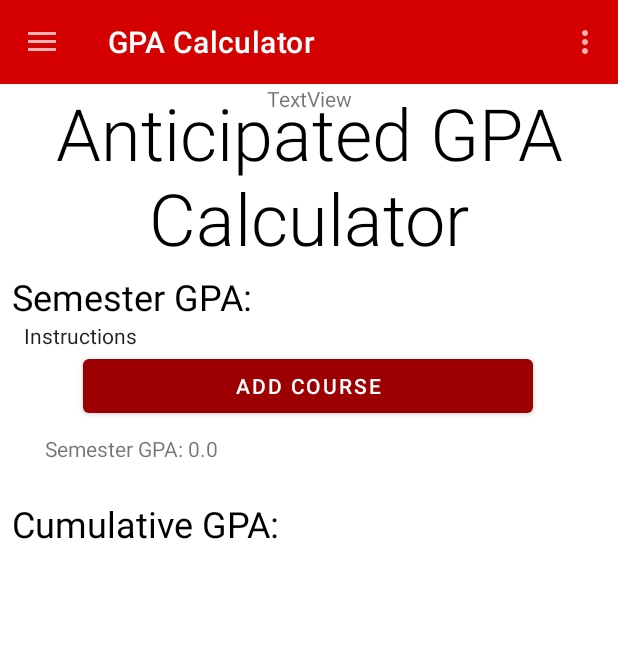
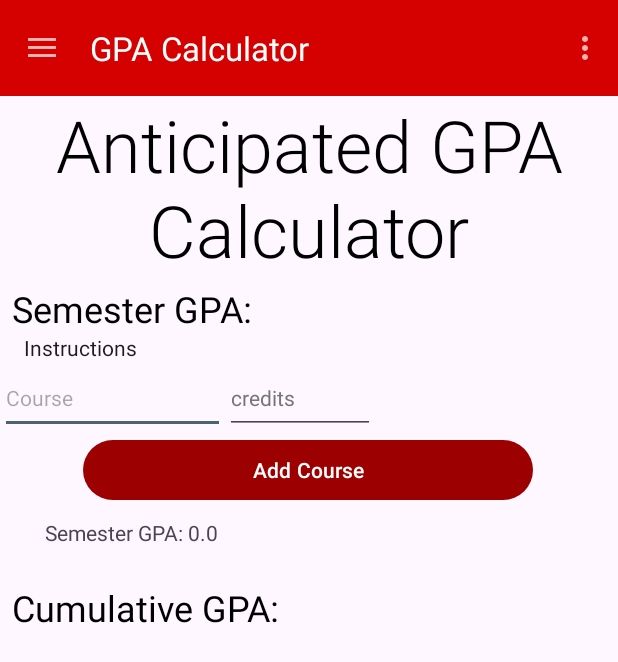
Before and after one commit to arvindavema/AdvisingAndroidApp, an Android app: the screen it shows after launch (MainActivity), in the side drawer, after a tap on "GPA Calculator", on a phone screen of 412 x 824 dp. Shown: the top 662 px of the screen. Run offline under Robolectric (Android 15) with nearby library versions, the phone set to English and light mode, and no system bars; our stand-ins replace navigation-ui.

Commit message:
added the different ui elements to gpa page for semester. Added some code into gpa fragment and view model

```diff
--- a/app/build.gradle
+++ b/app/build.gradle
@@ -35,7 +35,7 @@ android {
 }
 
 dependencies {
-
+    implementation 'com.google.android.material:material:1.5.0'
     implementation 'androidx.core:core-ktx:1.7.0'
     implementation 'androidx.appcompat:appcompat:1.4.1'
     implementation 'androidx.constraintlayout:constraintlayout:2.1.3'
@@ -46,7 +46,6 @@ dependencies {
     implementation 'androidx.legacy:legacy-support-v4:1.0.0'
 
     implementation "androidx.viewpager2:viewpager2:1.0.0"
-    implementation 'com.google.android.material:material:1.5.0'
 
     implementation "androidx.cardview:cardview:1.0.0"
 
--- a/app/src/main/java/com/example/advisingv2/GpaCalculatorFragment.kt
+++ b/app/src/main/java/com/example/advisingv2/GpaCalculatorFragment.kt
@@ -5,55 +5,53 @@ import androidx.fragment.app.Fragment
 import android.view.LayoutInflater
 import android.view.View
 import android.view.ViewGroup
+import android.widget.Toast
+import androidx.lifecycle.ViewModelProvider
+import com.example.advisingv2.databinding.FragmentGpaCalculatorBinding
 
-// TODO: Rename parameter arguments, choose names that match
-// the fragment initialization parameters, e.g. ARG_ITEM_NUMBER
-private const val ARG_PARAM1 = "param1"
-private const val ARG_PARAM2 = "param2"
+class GpaCalculatorFragment : Fragment() {
+	companion object {
+		fun newInstance() = GpaCalculatorFragment()
+	}
 
-/**
- * A simple [Fragment] subclass.
- * Use the [GpaCalculatorFragment.newInstance] factory method to
- * create an instance of this fragment.
- */
-class GpaCalculatorFragment : Fragment() {
-	// TODO: Rename and change types of parameters
-	private var param1: String? = null
-	private var param2: String? = null
+	private var _binding: FragmentGpaCalculatorBinding? = null
 
-	override fun onCreate(savedInstanceState: Bundle?) {
-		super.onCreate(savedInstanceState)
-		arguments?.let {
-			param1 = it.getString(ARG_PARAM1)
-			param2 = it.getString(ARG_PARAM2)
-		}
-	}
+	private lateinit var viewModel: GpaCalculatorViewModel
+
+	private var courseName: String?=null
+	private var letterGrade: String?=null
+
+
+	private val binding get() = _binding!!
 
 	override fun onCreateView(
 		inflater: LayoutInflater, container: ViewGroup?,
 		savedInstanceState: Bundle?
 	): View? {
+
+		_binding = FragmentGpaCalculatorBinding.inflate(inflater, container, false)
+		val view = _binding?.root
+
+		binding.buttonAddCourse.setOnClickListener {
+			Toast.makeText(context, "Add Course Button Clicked", Toast.LENGTH_SHORT).show()
+		}
 		// Inflate the layout for this fragment
-		return inflater.inflate(R.layout.fragment_gpa_calculator, container, false)
+		return view
 	}
 
-	companion object {
-		/**
-		 * Use this factory method to create a new instance of
-		 * this fragment using the provided parameters.
-		 *
-		 * @param param1 Parameter 1.
-		 * @param param2 Parameter 2.
-		 * @return A new instance of fragment GpaCalculatorFragment.
-		 */
-		// TODO: Rename and change types and number of parameters
-		@JvmStatic
-		fun newInstance(param1: String, param2: String) =
-			GpaCalculatorFragment().apply {
-				arguments = Bundle().apply {
-					putString(ARG_PARAM1, param1)
-					putString(ARG_PARAM2, param2)
-				}
-			}
+	override fun onActivityCreated(savedInstanceState: Bundle?) {
+		super.onActivityCreated(savedInstanceState)
+		viewModel = ViewModelProvider(this)[GpaCalculatorViewModel::class.java]
+		// TODO: Use the ViewModel
+
 	}
+
+
+	override fun onDestroyView() {
+		super.onDestroyView()
+		_binding = null
+	}
+
+
+
 }
--- a/app/src/main/res/layout/fragment_gpa_calculator.xml
+++ b/app/src/main/res/layout/fragment_gpa_calculator.xml
@@ -48,7 +48,7 @@
         app:layout_constraintEnd_toEndOf="parent"
         app:layout_constraintHorizontal_bias="0.495"
         app:layout_constraintStart_toStartOf="parent"
-        app:layout_constraintTop_toBottomOf="@+id/textViewSemHelp" />
+        app:layout_constraintTop_toBottomOf="@+id/editTextSemesterCredits" />
 
     <TextView
         android:id="@+id/textViewSemGPAOutput"
@@ -90,13 +90,36 @@
         app:layout_constraintStart_toStartOf="parent"
         app:layout_constraintTop_toBottomOf="@+id/textViewSemGpaSubHeader" />
 
-    <TextView
-        android:id="@+id/textView12"
-        android:layout_width="wrap_content"
+    <EditText
+        android:id="@+id/editTextTextPersonName"
+        android:layout_width="150dp"
         android:layout_height="wrap_content"
-        android:text="TextView"
+        android:ems="10"
+        android:hint="Course"
+        android:inputType="text"
+        android:maxLines="8"
+        android:minHeight="48dp"
+        android:selectAllOnFocus="false"
+        android:singleLine="true"
+        android:textAllCaps="true"
+        android:textSize="14sp"
         app:layout_constraintEnd_toEndOf="parent"
+        app:layout_constraintHorizontal_bias="0.0"
         app:layout_constraintStart_toStartOf="parent"
-        tools:layout_editor_absoluteY="403dp" />
+        app:layout_constraintTop_toBottomOf="@+id/textViewSemHelp" />
+
+    <EditText
+        android:id="@+id/editTextSemesterCredits"
+        android:layout_width="100dp"
+        android:layout_height="wrap_content"
+        android:ems="10"
+        android:hint="credits"
+        android:inputType="number"
+        android:maxLength="1"
+        android:minHeight="48dp"
+        android:textColorHint="#757575"
+        android:textSize="14sp"
+        app:layout_constraintStart_toEndOf="@+id/editTextTextPersonName"
+        app:layout_constraintTop_toBottomOf="@+id/textViewSemHelp" />
 
 </androidx.constraintlayout.widget.ConstraintLayout>
--- a/app/src/main/res/values/themes.xml
+++ b/app/src/main/res/values/themes.xml
@@ -1,6 +1,7 @@
 <resources xmlns:tools="http://schemas.android.com/tools">
     <!-- Base application theme. -->
-    <style name="Theme.AdvisingV2" parent="Theme.MaterialComponents.DayNight.DarkActionBar">
+    <style name="Theme.AdvisingV2"   parent="Theme.Material3.DayNight.NoActionBar">
+
         <!-- Primary brand color. -->
         <item name="colorPrimary">@color/primary_dark</item>
         <item name="colorPrimaryVariant">@color/primary</item>
```
Also changed, not shown: app/src/main/java/com/example/advisingv2/GpaCalculatorViewModel.kt (added, +38 -0 lines).
